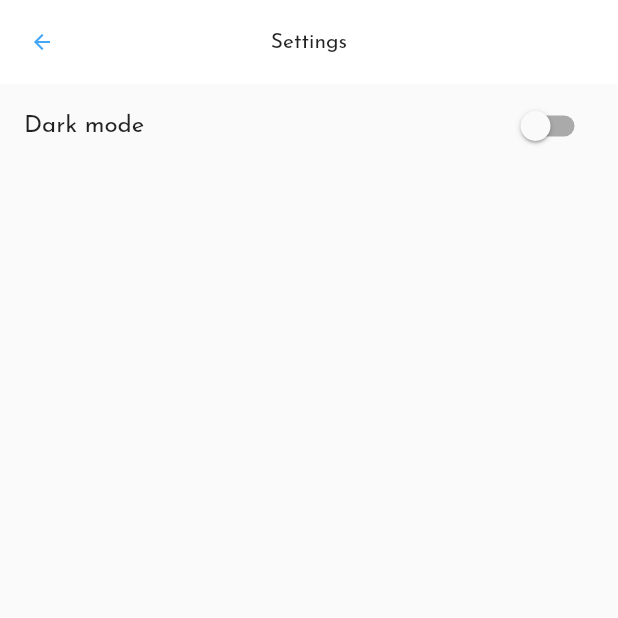
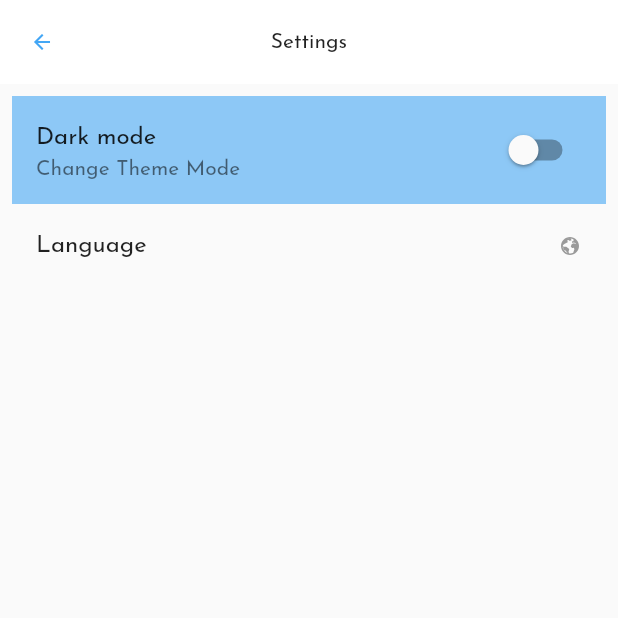
Before and after one commit to baimamboukar/eureka_learn, a Flutter app: the Settings screen opened directly, on a phone screen of 412 x 824 dp, the top half of it. Run offline on Flutter 3.47's test engine with Material 2 defaults, Android fonts, the phone set to English and light mode, and no system bars; our stand-ins replace animate_do, animated_text_kit, firebase_auth, firebase_core, flutter_hooks, flutter_spinkit and 5 more; missing offline and left inert: dart:html; accounts and stored records are empty.

Commit message:
before 12

```diff
--- a/lib/screens/settings.dart
+++ b/lib/screens/settings.dart
@@ -1,7 +1,12 @@
+import 'dart:html';
+
 import 'package:eureka_learn/providers/providers.dart';
+import 'package:eureka_learn/utils/utils.dart';
 import 'package:flutter/material.dart';
 import 'package:flutter_hooks/flutter_hooks.dart';
+import 'package:get/get_connect/http/src/utils/utils.dart';
 import 'package:hooks_riverpod/hooks_riverpod.dart';
+import 'package:line_icons/line_icons.dart';
 
 class Settings extends HookWidget {
   const Settings({Key? key}) : super(key: key);
@@ -12,16 +17,22 @@ class Settings extends HookWidget {
     return Scaffold(
         appBar: AppBar(title: Text("Settings")),
         body: SingleChildScrollView(
+            child: Padding(
+          padding: const EdgeInsets.all(8.0),
           child: Column(
             children: [
               SwitchListTile.adaptive(
+                tileColor: Palette.primary.withOpacity(0.5),
+                subtitle: Text("Change Theme Mode"),
                 title: Text("Dark mode"),
                 value: darkMode.state,
                 onChanged: (value) {
                   darkMode.state = value;
                 },
-            )
+              ),
+              ListTile(title: Text("Language"), trailing: Icon(LineIcons.globe))
             ],
+          ),
         )));
   }
 }
```
Also changed, not shown: lib/main.dart (+7 -7 lines). Lines whose indentation alone changed are shown as unchanged.
